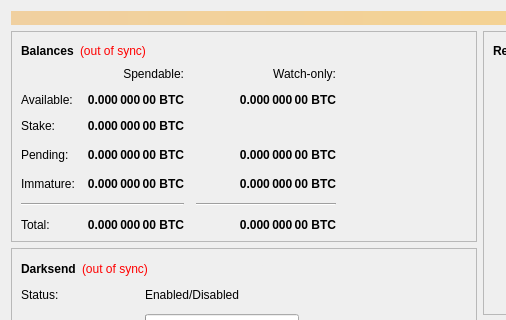
The window that src/qt/forms/overviewpage.ui (transferdev/Transfercoin) describes before a commit, drawn with Qt 5; both pictures show x 0 to 506 and y 0 to 320 of the 960 by 609 pixel window.
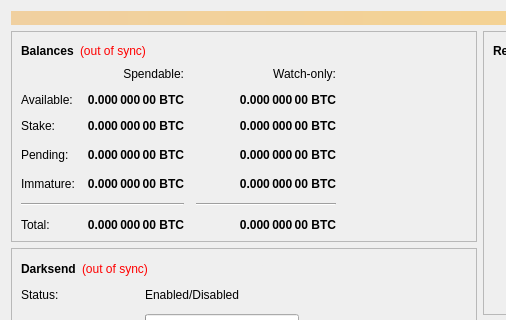
The same window after the commit.

Diff of the .ui file:
```diff
--- a/src/qt/forms/overviewpage.ui
+++ b/src/qt/forms/overviewpage.ui
@@ -380,6 +380,31 @@
               </property>
              </widget>
             </item>
+            <item row="2" column="2">
+             <widget class="QLabel" name="labelWatchStake">
+              <property name="font">
+               <font>
+                <weight>75</weight>
+                <bold>true</bold>
+               </font>
+              </property>
+              <property name="cursor">
+               <cursorShape>IBeamCursor</cursorShape>
+              </property>
+              <property name="toolTip">
+               <string>Total of coins that was staked in watch-only addresses, and do not yet count toward the current watch-only balance</string>
+              </property>
+              <property name="text">
+               <string notr="true">0.000 000 00 BTC</string>
+              </property>
+              <property name="alignment">
+               <set>Qt::AlignRight|Qt::AlignTrailing|Qt::AlignVCenter</set>
+              </property>
+              <property name="textInteractionFlags">
+               <set>Qt::LinksAccessibleByMouse|Qt::TextSelectableByKeyboard|Qt::TextSelectableByMouse</set>
+              </property>
+             </widget>
+            </item>
             <item row="1" column="2">
              <widget class="QLabel" name="labelWatchAvailable">
               <property name="font">
```
